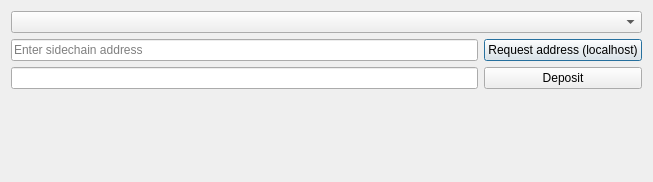
Before: the Qt Designer form src/qt/forms/sidechaindepositdialog.ui in drivechain-implementation-2/bitcoin, drawn with Qt 5.
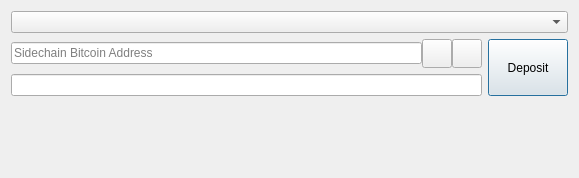
After: the same form once the commit is applied. Icons and pictures are not drawn. Custom widgets are drawn as their Qt base class.

Commit message: Deposit dialog update

What changed in the file:
```diff
--- a/src/qt/forms/sidechaindepositdialog.ui
+++ b/src/qt/forms/sidechaindepositdialog.ui
@@ -6,40 +6,22 @@
    <rect>
     <x>0</x>
     <y>0</y>
-    <width>653</width>
-    <height>182</height>
+    <width>579</width>
+    <height>178</height>
    </rect>
   </property>
   <property name="windowTitle">
    <string>Dialog</string>
   </property>
   <layout class="QGridLayout" name="gridLayout">
-   <item row="2" column="1">
-    <widget class="QPushButton" name="pushButtonRequestAddress">
-     <property name="text">
-      <string>Request address (localhost)</string>
-     </property>
-    </widget>
-   </item>
-   <item row="2" column="0">
-    <widget class="QLineEdit" name="lineEditAddress">
-     <property name="placeholderText">
-      <string>Enter sidechain address</string>
-     </property>
-    </widget>
-   </item>
-   <item row="3" column="0">
-    <widget class="BitcoinAmountField" name="payAmount"/>
-   </item>
-   <item row="0" column="0" colspan="2">
-    <widget class="QComboBox" name="comboBoxSidechains">
-     <property name="maxCount">
-      <number>2147483647</number>
-     </property>
-    </widget>
-   </item>
-   <item row="3" column="1">
+   <item row="2" column="1" rowspan="2">
     <widget class="QPushButton" name="pushButtonDeposit">
+     <property name="sizePolicy">
+      <sizepolicy hsizetype="Minimum" vsizetype="Minimum">
+       <horstretch>0</horstretch>
+       <verstretch>0</verstretch>
+      </sizepolicy>
+     </property>
      <property name="text">
       <string>Deposit</string>
      </property>
@@ -49,6 +31,20 @@
      </property>
     </widget>
    </item>
+   <item row="3" column="0">
+    <layout class="QHBoxLayout" name="horizontalLayoutAmount" stretch="0">
+     <item>
+      <widget class="BitcoinAmountField" name="payAmount"/>
+     </item>
+    </layout>
+   </item>
+   <item row="0" column="0" colspan="2">
+    <widget class="QComboBox" name="comboBoxSidechains">
+     <property name="maxCount">
+      <number>2147483647</number>
+     </property>
+    </widget>
+   </item>
    <item row="4" column="0" colspan="2">
     <spacer name="verticalSpacer">
      <property name="orientation">
@@ -62,6 +58,72 @@
      </property>
     </spacer>
    </item>
+   <item row="2" column="0">
+    <layout class="QHBoxLayout" name="payToLayout">
+     <property name="spacing">
+      <number>0</number>
+     </property>
+     <item>
+      <widget class="QValidatedLineEdit" name="payTo">
+       <property name="toolTip">
+        <string>The Bitcoin address to send the payment to</string>
+       </property>
+       <property name="text">
+        <string/>
+       </property>
+       <property name="placeholderText">
+        <string>Sidechain Bitcoin Address</string>
+       </property>
+       <property name="clearButtonEnabled">
+        <bool>false</bool>
+       </property>
+      </widget>
+     </item>
+     <item>
+      <widget class="QToolButton" name="pushButtonPaste">
+       <property name="toolTip">
+        <string>Paste address from clipboard</string>
+       </property>
+       <property name="text">
+        <string/>
+       </property>
+       <property name="icon">
+        <iconset resource="../bitcoin.qrc">
+         <normaloff>:/icons/editpaste</normaloff>:/icons/editpaste</iconset>
+       </property>
+       <property name="iconSize">
+        <size>
+         <width>22</width>
+         <height>22</height>
+        </size>
+       </property>
+       <property name="shortcut">
+        <string>Alt+P</string>
+       </property>
+      </widget>
+     </item>
+     <item>
+      <widget class="QToolButton" name="pushButtonClear">
+       <property name="toolTip">
+        <string>Remove this entry</string>
+       </property>
+       <property name="text">
+        <string/>
+       </property>
+       <property name="icon">
+        <iconset resource="../bitcoin.qrc">
+         <normaloff>:/icons/remove</normaloff>:/icons/remove</iconset>
+       </property>
+       <property name="iconSize">
+        <size>
+         <width>22</width>
+         <height>22</height>
+        </size>
+       </property>
+      </widget>
+     </item>
+    </layout>
+   </item>
   </layout>
  </widget>
  <customwidgets>
@@ -71,6 +133,11 @@
    <header>bitcoinamountfield.h</header>
    <container>1</container>
   </customwidget>
+  <customwidget>
+   <class>QValidatedLineEdit</class>
+   <extends>QLineEdit</extends>
+   <header>qvalidatedlineedit.h</header>
+  </customwidget>
  </customwidgets>
  <resources>
   <include location="../bitcoin.qrc"/>
```
The commit also changes 2 other files.
